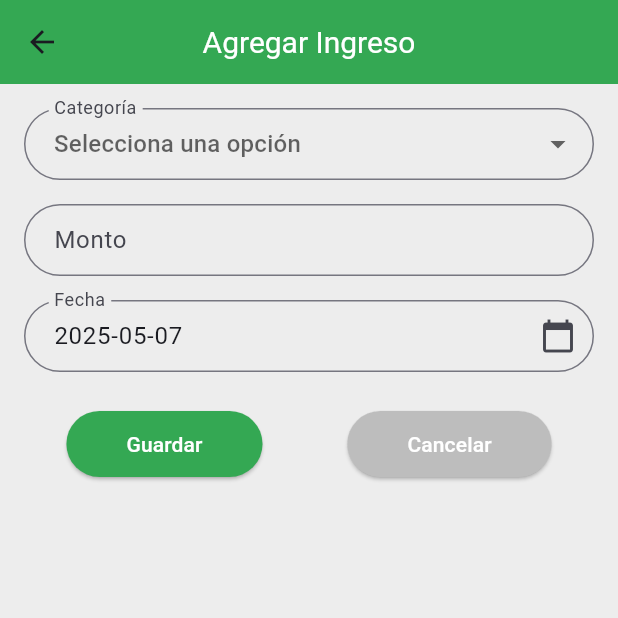
After one commit to MrDNX503/KashFinance, a Flutter app: the screen it shows after launch, after a tap on the "arrow right" icon, after a tap on "Ingresos", on a phone screen of 412 x 824 dp, the top half of it. The commit adds this screen. Run offline on Flutter 3.47's test engine with Material 3 defaults, Android fonts, the phone set to English and light mode, and no system bars.

Commit message:
se agrega formulario para agregar ingreso/gasto

```diff
--- a/lib/screens/balance_screen.dart
+++ b/lib/screens/balance_screen.dart
@@ -1,5 +1,5 @@
 import 'package:flutter/material.dart';
-import '../../main.dart'; // Importa main.dart para acceder a la clase Transaction
+import '../../main.dart';
 
 class BalanceScreen extends StatefulWidget {
   final List<Transaction> transactions;
--- /dev/null
+++ b/lib/screens/registro_movimiento_form.dart
@@ -0,0 +1,227 @@
+import 'package:flutter/material.dart';
+import 'package:intl/intl.dart';
+import '../main.dart'; // Para acceder a la clase Transaction
+
+class RegistroMovimientoForm extends StatefulWidget {
+  final String tipoMovimiento; // 'income' o 'expense'
+  final Function(Transaction) onSave; // Callback para agregar el movimiento
+
+  const RegistroMovimientoForm({
+    super.key,
+    required this.tipoMovimiento,
+    required this.onSave,
+  });
+
+  @override
+  _RegistroMovimientoFormState createState() => _RegistroMovimientoFormState();
+}
+
+class _RegistroMovimientoFormState extends State<RegistroMovimientoForm> {
+  String? _categoriaSeleccionada;
+  TextEditingController _montoController = TextEditingController();
+  TextEditingController _fechaController = TextEditingController();
+  DateTime? _fechaSeleccionada;
+
+  // Lista de categorías para el Dropdown
+  List<String> _categorias = ['Comida', 'Transporte', 'Ocio', 'Salud', 'Otros'];
+
+  @override
+  void initState() {
+    super.initState();
+    // Establecer la fecha actual como predeterminada
+    _fechaSeleccionada = DateTime.now();
+    _fechaController.text = DateFormat('yyyy-MM-dd').format(_fechaSeleccionada!);
+  }
+
+  @override
+  void dispose() {
+    _montoController.dispose();
+    _fechaController.dispose();
+    super.dispose();
+  }
+
+  @override
+  Widget build(BuildContext context) {
+    // Determinar colores según el tipo de movimiento
+    final Color colorPrincipal = widget.tipoMovimiento == 'income'
+        ? const Color(0xFF34A853) // Verde para ingresos
+        : const Color(0xFFD91B57); // Rojo para gastos
+
+    return Scaffold(
+      appBar: AppBar(
+        title: Text(
+          widget.tipoMovimiento == 'income' ? 'Agregar Ingreso' : 'Agregar Gasto',
+          style: const TextStyle(
+            fontFamily: 'Roboto',
+            fontSize: 20,
+            color: Colors.white,
+          ),
+        ),
+        backgroundColor: colorPrincipal,
+        elevation: 0,
+        centerTitle: true,
+      ),
+      body: Padding(
+        padding: const EdgeInsets.all(16.0),
+        child: Column(
+          crossAxisAlignment: CrossAxisAlignment.stretch,
+          children: <Widget>[
+            // Campo de Categoría (Dropdown)
+            DropdownButtonFormField<String>(
+              decoration: InputDecoration(
+                labelText: 'Categoría',
+                border: OutlineInputBorder(
+                  borderRadius: BorderRadius.circular(25.0),
+                ),
+                contentPadding: const EdgeInsets.symmetric(
+                  horizontal: 16.0,
+                  vertical: 12.0,
+                ),
+              ),
+              value: _categoriaSeleccionada,
+              items: _categorias.map((String categoria) {
+                return DropdownMenuItem<String>(
+                  value: categoria,
+                  child: Text(categoria),
+                );
+              }).toList(),
+              onChanged: (String? newValue) {
+                setState(() {
+                  _categoriaSeleccionada = newValue;
+                });
+              },
+              hint: const Text('Selecciona una opción'),
+            ),
+            const SizedBox(height: 16.0),
+
+            // Campo de Monto (TextField)
+            TextFormField(
+              controller: _montoController,
+              keyboardType: const TextInputType.numberWithOptions(decimal: true),
+              decoration: InputDecoration(
+                labelText: 'Monto',
+                border: OutlineInputBorder(
+                  borderRadius: BorderRadius.circular(25.0),
+                ),
+                contentPadding: const EdgeInsets.symmetric(
+                  horizontal: 16.0,
+                  vertical: 12.0,
+                ),
+              ),
+            ),
+            const SizedBox(height: 16.0),
+
+            // Campo de Fecha (TextField con selector de calendario)
+            TextFormField(
+              controller: _fechaController,
+              readOnly: true,
+              decoration: InputDecoration(
+                labelText: 'Fecha',
+                border: OutlineInputBorder(
+                  borderRadius: BorderRadius.circular(25.0),
+                ),
+                contentPadding: const EdgeInsets.symmetric(
+                  horizontal: 16.0,
+                  vertical: 12.0,
+                ),
+                suffixIcon: IconButton(
+                  icon: const Icon(Icons.calendar_today),
+                  onPressed: () async {
+                    DateTime? pickedDate = await showDatePicker(
+                      context: context,
+                      initialDate: _fechaSeleccionada ?? DateTime.now(),
+                      firstDate: DateTime(2000),
+                      lastDate: DateTime(2101),
+                    );
+                    if (pickedDate != null) {
+                      setState(() {
+                        _fechaSeleccionada = pickedDate;
+                        _fechaController.text = DateFormat('yyyy-MM-dd').format(pickedDate);
+                      });
+                    }
+                  },
+                ),
+              ),
+            ),
+            const SizedBox(height: 24.0),
+
+            // Botones de Guardar y Cancelar
+            Row(
+              mainAxisAlignment: MainAxisAlignment.spaceAround,
+              children: <Widget>[
+                ElevatedButton(
+                  style: ElevatedButton.styleFrom(
+                    backgroundColor: colorPrincipal,
+                    shape: RoundedRectangleBorder(
+                      borderRadius: BorderRadius.circular(25.0),
+                    ),
+                    padding: const EdgeInsets.symmetric(
+                      horizontal: 40.0,
+                      vertical: 12.0,
+                    ),
+                  ),
+                  onPressed: () {
+                    if (_categoriaSeleccionada == null ||
+                        _montoController.text.isEmpty ||
+                        _fechaController.text.isEmpty) {
+                      ScaffoldMessenger.of(context).showSnackBar(
+                        const SnackBar(content: Text('Por favor completa todos los campos')),
+                      );
+                      return;
+                    }
+
+                    final monto = double.tryParse(_montoController.text);
+                    if (monto == null || monto <= 0) {
+                      ScaffoldMessenger.of(context).showSnackBar(
+                        const SnackBar(content: Text('Por favor ingresa un monto válido')),
+                      );
+                      return;
+                    }
+
+                    // Crear nueva transacción
+                    final nuevaTransaccion = Transaction(
+                      type: widget.tipoMovimiento,
+                      category: _categoriaSeleccionada!,
+                      amount: monto,
+                      date: _fechaController.text,
+                    );
+
+                    // Llamar al callback para agregar la transacción
+                    widget.onSave(nuevaTransaccion);
+
+                    // Regresar a la pantalla anterior
+                    Navigator.pop(context);
+                  },
+                  child: const Text(
+                    'Guardar',
+                    style: TextStyle(color: Colors.white),
+                  ),
+                ),
+                ElevatedButton(
+                  style: ElevatedButton.styleFrom(
+                    backgroundColor: Colors.grey[400],
+                    shape: RoundedRectangleBorder(
+                      borderRadius: BorderRadius.circular(25.0),
+                    ),
+                    padding: const EdgeInsets.symmetric(
+                      horizontal: 40.0,
+                      vertical: 12.0,
+                    ),
+                  ),
+                  onPressed: () {
+                    // Cancelar y regresar
+                    Navigator.pop(context);
+                  },
+                  child: const Text(
+                    'Cancelar',
+                    style: TextStyle(color: Colors.white),
+                  ),
+                ),
+              ],
+            ),
+          ],
+        ),
+      ),
+    );
+  }
+}
```
Also changed, not shown: lib/main.dart (+46 -33 lines).
